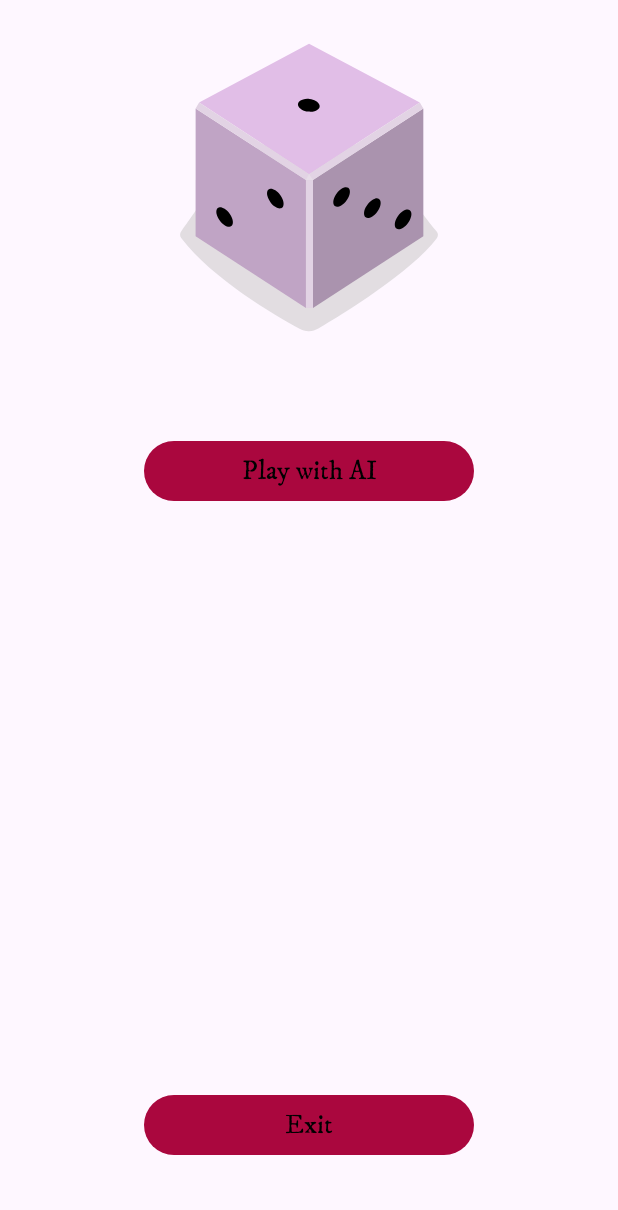
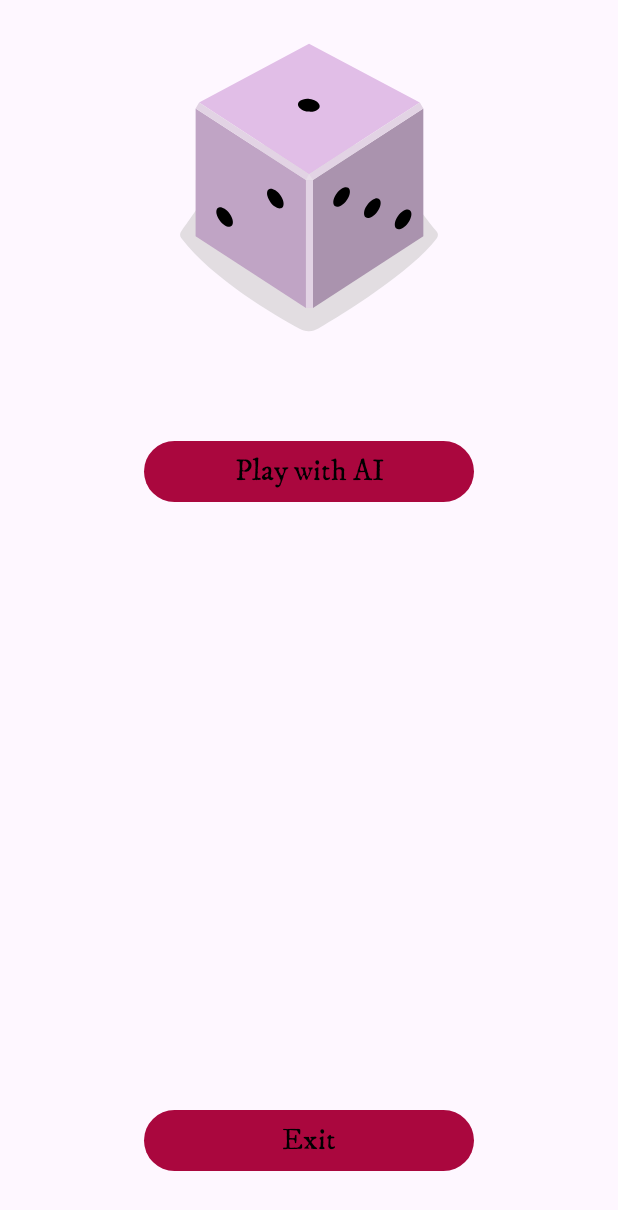
Before and after one commit to Kazoroo/DicesGame, an Android app built with Jetpack Compose: the screen it shows after launch (MainActivity), on a phone screen of 412 x 824 dp. Shown: the top 1210 px of the screen. Run offline under Robolectric (Android 15) with nearby library versions, the phone set to English and light mode, and no system bars.

Commit message:
Extract dimension resources to dimens.xml and replace them in the code.

```diff
--- a/app/src/main/java/pl/kazoroo/dices/presentation/game/components/Dices.kt
+++ b/app/src/main/java/pl/kazoroo/dices/presentation/game/components/Dices.kt
@@ -16,8 +16,10 @@ import androidx.compose.runtime.remember
 import androidx.compose.ui.Alignment
 import androidx.compose.ui.Modifier
 import androidx.compose.ui.graphics.Color
+import androidx.compose.ui.res.dimensionResource
 import androidx.compose.ui.res.painterResource
 import androidx.compose.ui.unit.dp
+import pl.kazoroo.dices.R
 import pl.kazoroo.dices.domain.model.DiceInfo
 
 @Composable
@@ -27,7 +29,7 @@ fun Dices(
 ) {
     Column(
         modifier = Modifier
-            .padding(vertical = 34.dp, horizontal = 10.dp)
+            .padding(vertical = 34.dp, horizontal = dimensionResource(id = R.dimen.small_padding))
             .fillMaxWidth(),
         verticalArrangement = Arrangement.Bottom,
         horizontalAlignment = Alignment.CenterHorizontally
@@ -44,7 +46,7 @@ fun Dices(
                         contentDescription = "Dice",
                         modifier = Modifier
                             .padding(2.dp)
-                            .size(if (diceState.isDiceVisible[index]) 125.dp else (-1).dp)
+                            .size(if (diceState.isDiceVisible[index]) dimensionResource(id = R.dimen.dice_size) else (-1).dp)
                             .border(
                                 if (diceState.isDiceSelected[index]) 2.dp else (-1).dp,
                                 Color.Red,
--- a/app/src/main/java/pl/kazoroo/dices/presentation/game/components/PointsTable.kt
+++ b/app/src/main/java/pl/kazoroo/dices/presentation/game/components/PointsTable.kt
@@ -9,6 +9,7 @@ import androidx.compose.ui.Alignment
 import androidx.compose.ui.Modifier
 import androidx.compose.ui.graphics.Brush
 import androidx.compose.ui.graphics.Color
+import androidx.compose.ui.res.dimensionResource
 import androidx.compose.ui.res.stringResource
 import androidx.compose.ui.text.style.TextAlign
 import androidx.compose.ui.unit.dp
@@ -56,8 +57,8 @@ fun PointsTable(data: List<TableData>) {
                 )
             }
         },
-        cellPadding = PaddingValues(horizontal = 20.dp, vertical = 10.dp),
-        modifier = Modifier.padding(top = 18.dp)
+        cellPadding = PaddingValues(horizontal = dimensionResource(id = R.dimen.medium_padding), vertical = dimensionResource(id = R.dimen.small_padding)),
+        modifier = Modifier.padding(top = dimensionResource(id = R.dimen.medium_padding))
     ) {
         data.forEach { record ->
             row {
--- a/app/src/main/java/pl/kazoroo/dices/presentation/mainmenu/DicesMainMenuScreen.kt
+++ b/app/src/main/java/pl/kazoroo/dices/presentation/mainmenu/DicesMainMenuScreen.kt
@@ -13,10 +13,9 @@ import androidx.compose.runtime.Composable
 import androidx.compose.ui.Alignment
 import androidx.compose.ui.Modifier
 import androidx.compose.ui.platform.LocalContext
+import androidx.compose.ui.res.dimensionResource
 import androidx.compose.ui.res.painterResource
 import androidx.compose.ui.res.stringResource
-import androidx.compose.ui.unit.dp
-import androidx.compose.ui.unit.sp
 import androidx.navigation.NavController
 import pl.kazoroo.dices.R
 import pl.kazoroo.dices.presentation.components.ButtonInfo
@@ -29,7 +28,7 @@ fun MainMenuScreen(navController: NavController) {
         ButtonInfo(
             text = stringResource(R.string.play_with_ai),
             modifier = Modifier
-                .width(220.dp)
+                .width(dimensionResource(id = R.dimen.menu_button_width))
         ) {
             navController.navigate(Screen.GameScreen.withArgs())
         }
@@ -39,7 +38,7 @@ fun MainMenuScreen(navController: NavController) {
         horizontalAlignment = Alignment.CenterHorizontally
     ) {
         Image(painter = painterResource(id = R.drawable.dice_1), contentDescription = "Dice")
-        Spacer(modifier = Modifier.height(40.dp))
+        Spacer(modifier = Modifier.height(dimensionResource(id = R.dimen.large_padding)))
 
         buttons.forEach { buttonInfo ->
             Button(
@@ -47,7 +46,7 @@ fun MainMenuScreen(navController: NavController) {
                 modifier = buttonInfo.modifier
             ) {
                 Text(
-                    text = buttonInfo.text, fontSize = 18.sp
+                    text = buttonInfo.text
                 )
             }
         }
@@ -59,11 +58,11 @@ fun MainMenuScreen(navController: NavController) {
                 activity?.finish()
             },
             modifier = Modifier
-                .width(220.dp)
-                .padding(bottom = 50.dp)
+                .width(dimensionResource(id = R.dimen.menu_button_width))
+                .padding(bottom = dimensionResource(id = R.dimen.large_padding))
         ) {
             Text(
-                text = stringResource(R.string.exit), fontSize = 18.sp
+                text = stringResource(R.string.exit)
             )
         }
     }
```
Also changed, not shown: app/src/main/java/pl/kazoroo/dices/presentation/game/DicesGameScreen.kt (+4 -4 lines), app/src/main/java/pl/kazoroo/dices/presentation/game/components/GameButtons.kt (+7 -5 lines), app/src/main/res/values/dimens.xml (added, +11 -0 lines).
